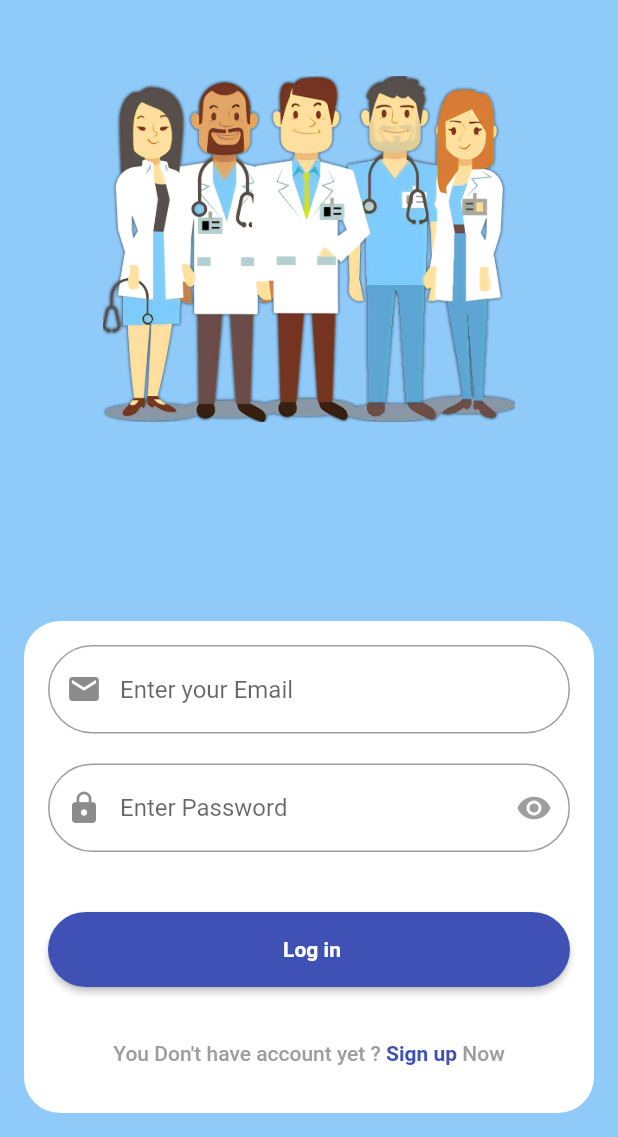
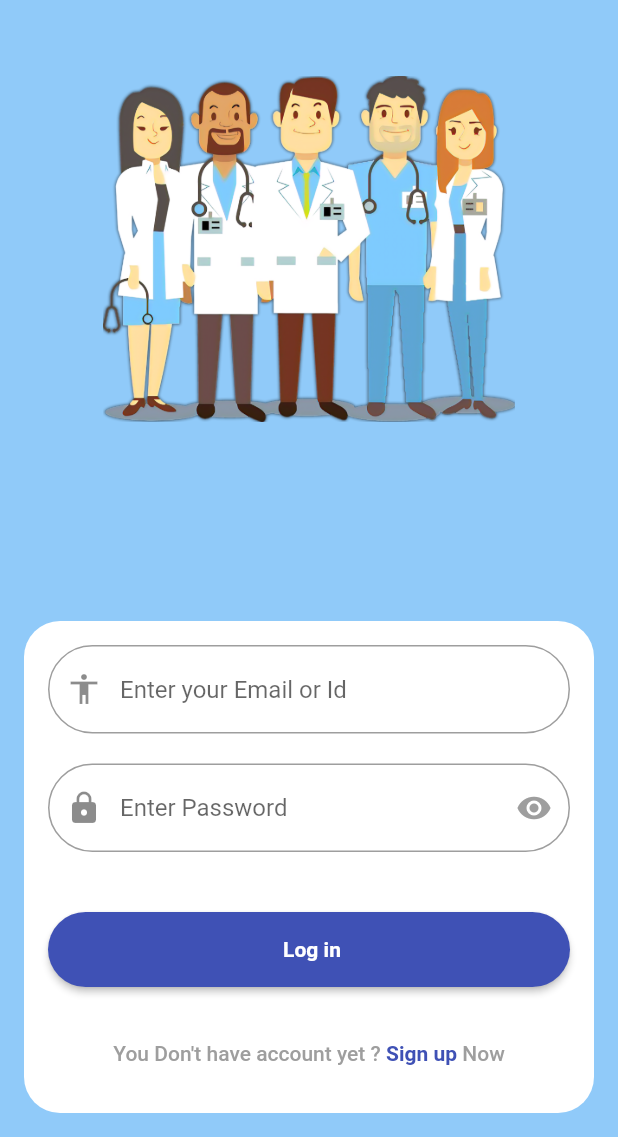
Before and after one commit to 0Ahmad0/patient_journey, a Flutter app: the screen it shows after launch, on a phone screen of 412 x 824 dp, the part 99-1236 px from its top. Run offline on Flutter 3.47's test engine with Material 2 defaults, Android fonts, the phone set to English and light mode, and no system bars; our stand-ins replace animated_text_kit, cached_network_image, cloud_firestore, file_picker, firebase_auth, firebase_core and 9 more; accounts and stored records are empty.

Commit message:
fix all things and Done Project

```diff
--- a/lib/screens/login_screen.dart
+++ b/lib/screens/login_screen.dart
@@ -69,9 +69,9 @@ class _LoginScreenState extends State<LoginScreen> {
                       mainAxisSize: MainAxisSize.min,
                       children: [
                         AppTextFormFiled(
-                          iconData: Icons.email,
+                          iconData: Icons.accessibility,
                           controller: idController,
-                          hintText: 'Enter your Email',
+                          hintText: 'Enter your Email or Id',
                         ),
                         const SizedBox(
                           height: 20.0,
```
Also changed, not shown: lib/common_widgets/constans.dart (+6 -1 lines).
